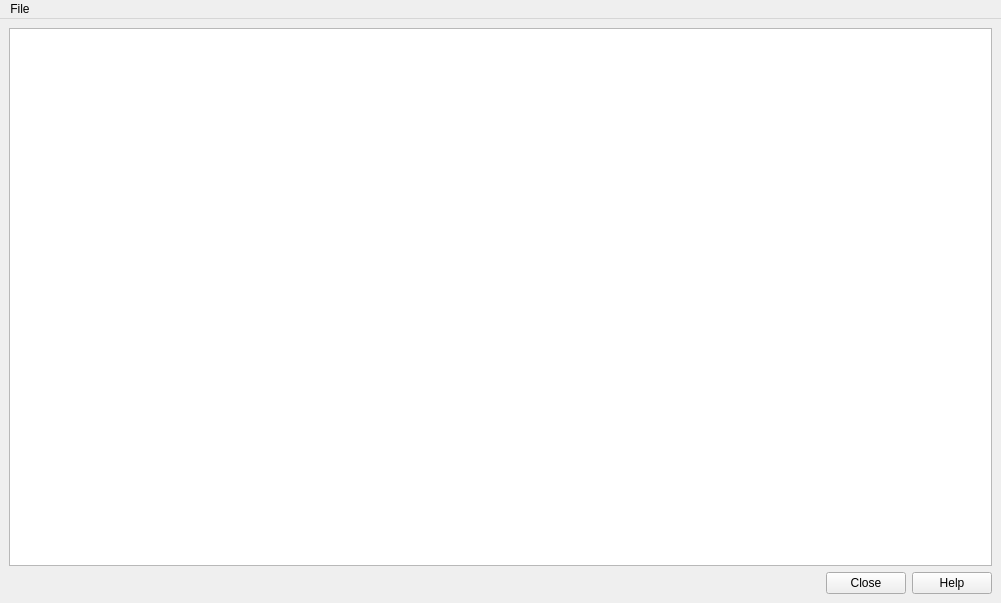
First picture: the form in src/sas/qtgui/Utilities/UI/GridPanelUI.ui, repository jaredraynes/sasview, before the edit.
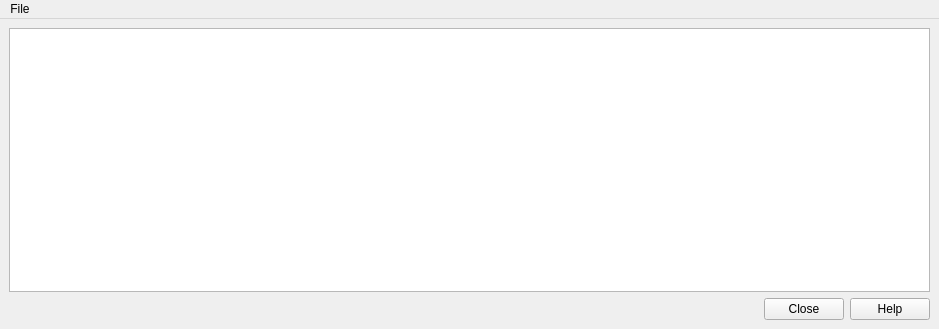
Second picture: the form after the edit.

```diff
--- a/src/sas/qtgui/Utilities/UI/GridPanelUI.ui
+++ b/src/sas/qtgui/Utilities/UI/GridPanelUI.ui
@@ -6,8 +6,8 @@
    <rect>
     <x>0</x>
     <y>0</y>
-    <width>1001</width>
-    <height>603</height>
+    <width>939</width>
+    <height>329</height>
    </rect>
   </property>
   <property name="sizePolicy">
@@ -72,7 +72,7 @@
     <rect>
      <x>0</x>
      <y>0</y>
-     <width>1001</width>
+     <width>939</width>
      <height>26</height>
     </rect>
    </property>
```
Left out of the diff: 2 changed lines with no effect on the pictures.
